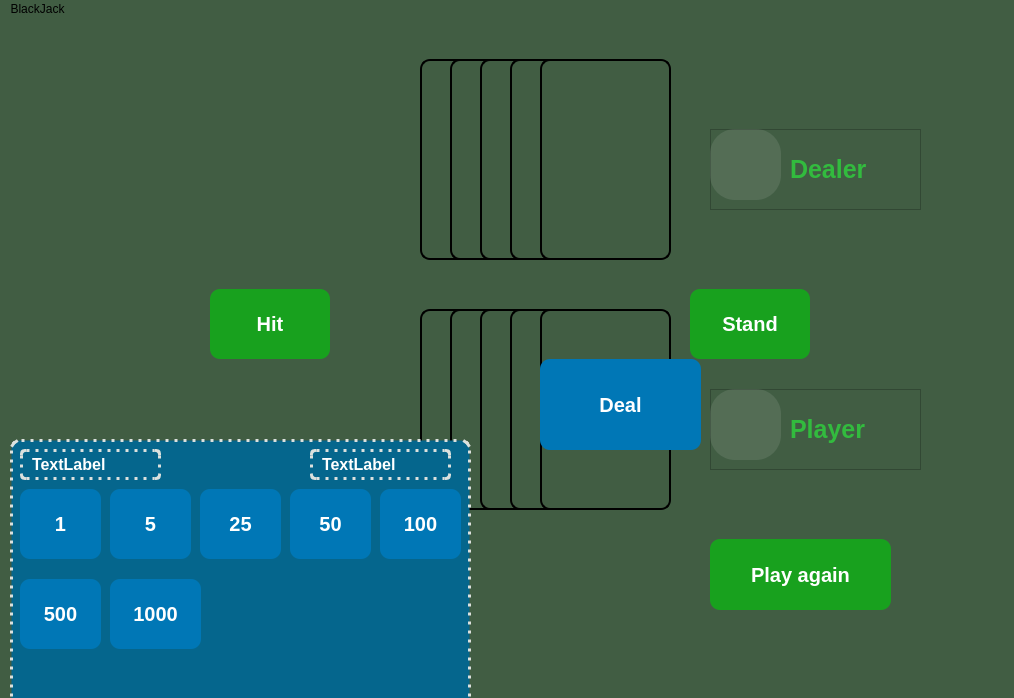
First picture: the form in mainwindow.ui, repository Yaroslav3947/Blackjack, before the edit.
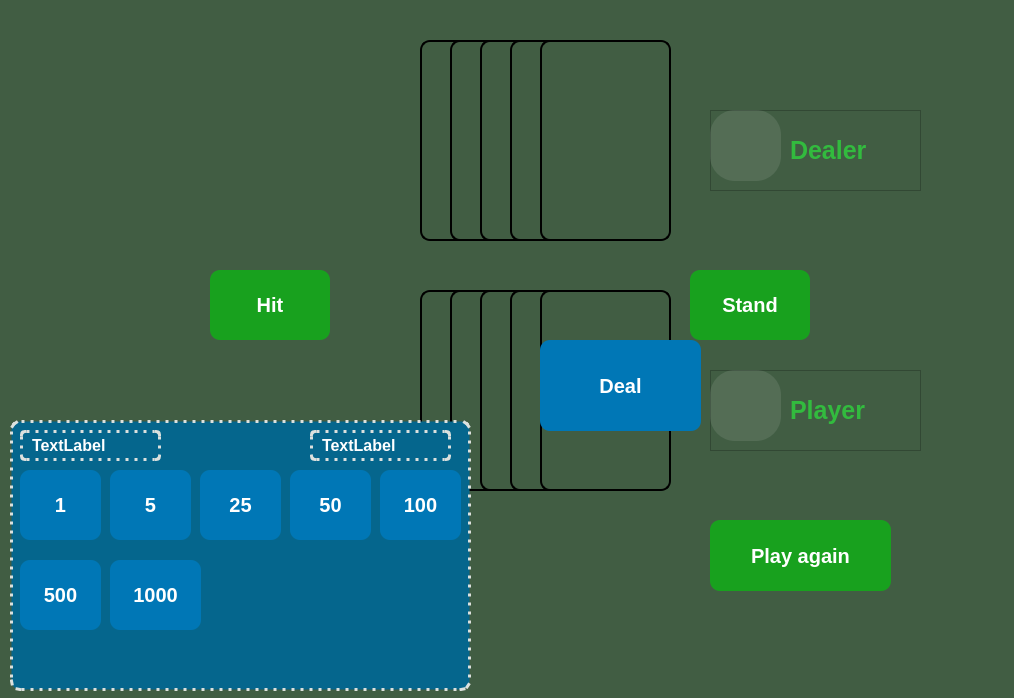
Second picture: the form after the edit. Icons and pictures are not drawn.

Commit message: rm menu ui

Patch:
```diff
--- a/mainwindow.ui
+++ b/mainwindow.ui
@@ -809,12 +809,6 @@
      <height>21</height>
     </rect>
    </property>
-   <widget class="QMenu" name="menuBlackJack">
-    <property name="title">
-     <string>BlackJack</string>
-    </property>
-   </widget>
-   <addaction name="menuBlackJack"/>
   </widget>
  </widget>
  <resources/>
```
The commit also changes 1 other file.
